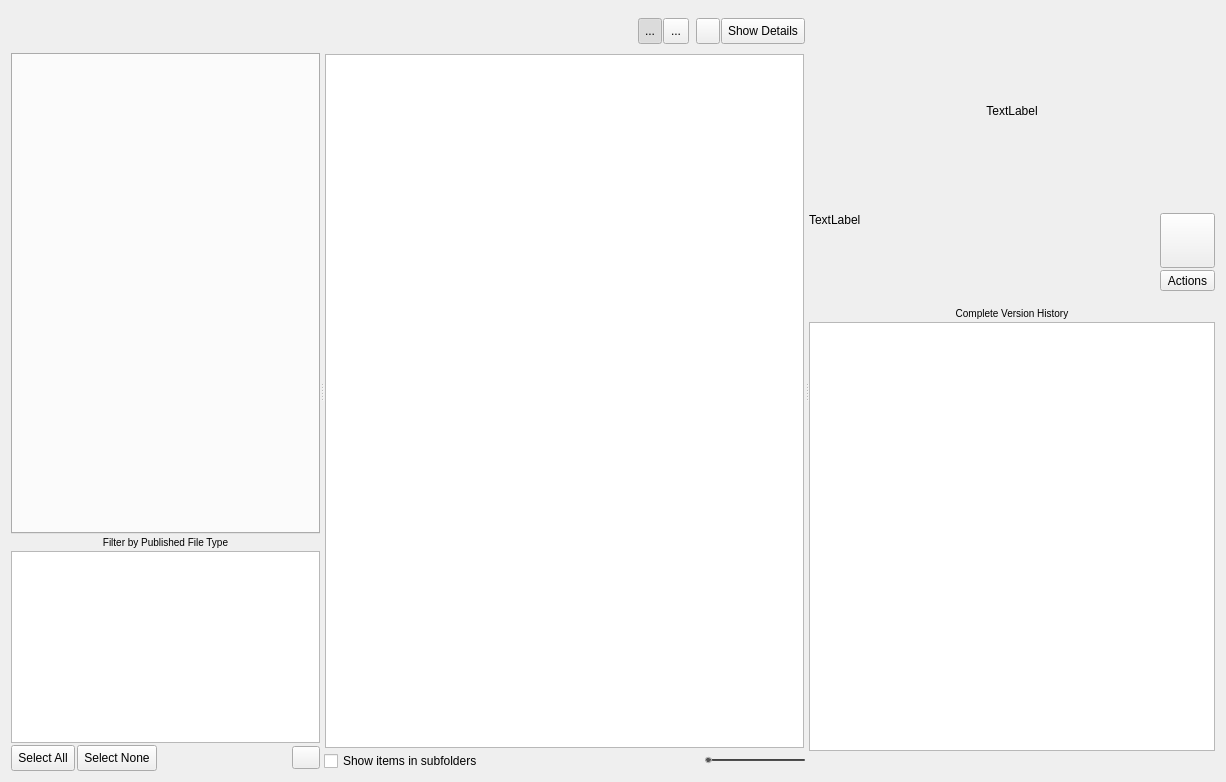
Before: the Qt Designer form resources/dialog.ui in shotgunsoftware/tk-multi-loader2, drawn with Qt 5.
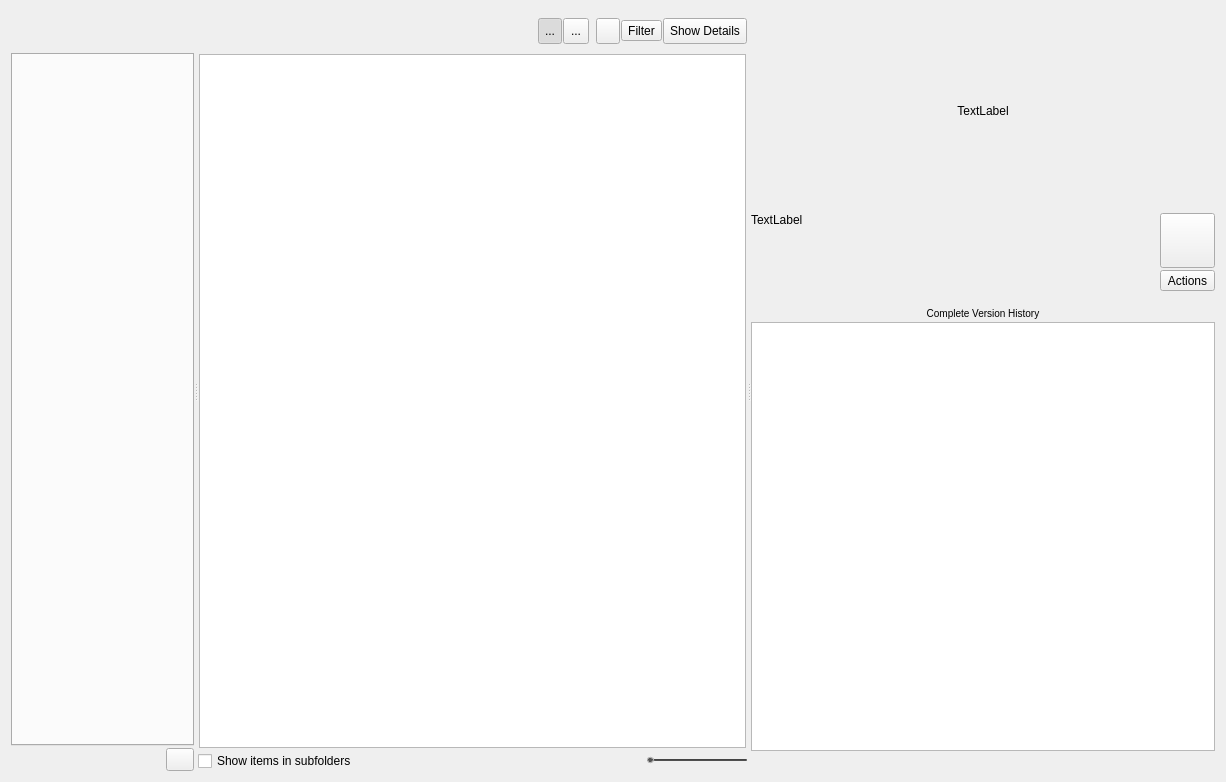
After: the same form once the commit is applied. Icons and pictures are not drawn. Custom widgets are drawn as their Qt base class.

```diff
--- a/resources/dialog.ui
+++ b/resources/dialog.ui
@@ -210,99 +210,11 @@
          </property>
         </widget>
        </item>
-       <item>
-         <widget class="QLabel" name="label_4">
-         <property name="text">
-           <string>&lt;small&gt;Filter by Published File Type&lt;/small&gt;</string>
-         </property>
-         <property name="alignment">
-           <set>Qt::AlignCenter</set>
-         </property>
-         </widget>
-       </item>
-       <item>
-         <widget class="QListView" name="publish_type_list">
-         <property name="sizePolicy">
-           <sizepolicy hsizetype="Preferred" vsizetype="Maximum">
-           <horstretch>0</horstretch>
-           <verstretch>0</verstretch>
-           </sizepolicy>
-         </property>
-         <property name="minimumSize">
-           <size>
-           <width>100</width>
-           <height>100</height>
-           </size>
-         </property>
-         <property name="toolTip">
-           <string>This list shows all the relevant &lt;i&gt;publish types&lt;/i&gt; for your current selection. By ticking and unticking items in this list, publishes in the main view will be shown or hidden. You can see a summary count next to each publish type, showing how many items of that sort are matching your current selection.</string>
-         </property>
-         <property name="accessibleName">
-           <string>publish_type_list</string>
-         </property>
-         <property name="styleSheet">
-           <string notr="true">QListView::item {
-            border-top: 1px dotted #888888;
-            padding: 5px;
-          }</string>
-         </property>
-         <property name="editTriggers">
-           <set>QAbstractItemView::NoEditTriggers</set>
-         </property>
-         <property name="showDropIndicator" stdset="0">
-           <bool>false</bool>
-         </property>
-         <property name="selectionMode">
-           <enum>QAbstractItemView::NoSelection</enum>
-         </property>
-         <property name="uniformItemSizes">
-           <bool>true</bool>
-         </property>
-         </widget>
-       </item>
        <item>
         <layout class="QHBoxLayout" name="horizontalLayout_6">
          <property name="spacing">
           <number>2</number>
          </property>
-         <item>
-           <widget class="QToolButton" name="check_all">
-            <property name="sizePolicy">
-             <sizepolicy hsizetype="Fixed" vsizetype="Preferred">
-             <horstretch>0</horstretch>
-             <verstretch>0</verstretch>
-             </sizepolicy>
-            </property>
-            <property name="minimumSize">
-             <size>
-             <width>60</width>
-             <height>26</height>
-             </size>
-            </property>
-            <property name="text">
-             <string>Select All</string>
-            </property>
-           </widget>
-         </item>
-         <item>
-           <widget class="QToolButton" name="check_none">
-            <property name="sizePolicy">
-             <sizepolicy hsizetype="Fixed" vsizetype="Preferred">
-             <horstretch>0</horstretch>
-             <verstretch>0</verstretch>
-             </sizepolicy>
-            </property>
-            <property name="minimumSize">
-             <size>
-             <width>75</width>
-             <height>26</height>
-             </size>
-            </property>
-            <property name="text">
-             <string>Select None</string>
-            </property>
-           </widget>
-         </item>
          <item>
           <widget class="QLabel" name="label_3">
            <property name="text">
@@ -503,6 +415,13 @@
            </property>
           </widget>
          </item>
+         <item>
+          <widget class="FilterMenuButton" name="filter_menu_btn">
+           <property name="text">
+            <string>Filter</string>
+           </property>
+          </widget>
+         </item>
          <item>
           <widget class="QToolButton" name="info">
            <property name="minimumSize">
@@ -931,6 +850,13 @@
    </item>
   </layout>
  </widget>
+ <customwidgets>
+  <customwidget>
+   <class>FilterMenuButton</class>
+   <extends>QToolButton</extends>
+   <header>..framework_qtwidgets</header>
+  </customwidget>
+ </customwidgets>
  <tabstops>
   <tabstop>navigation_home</tabstop>
   <tabstop>navigation_prev</tabstop>
```
